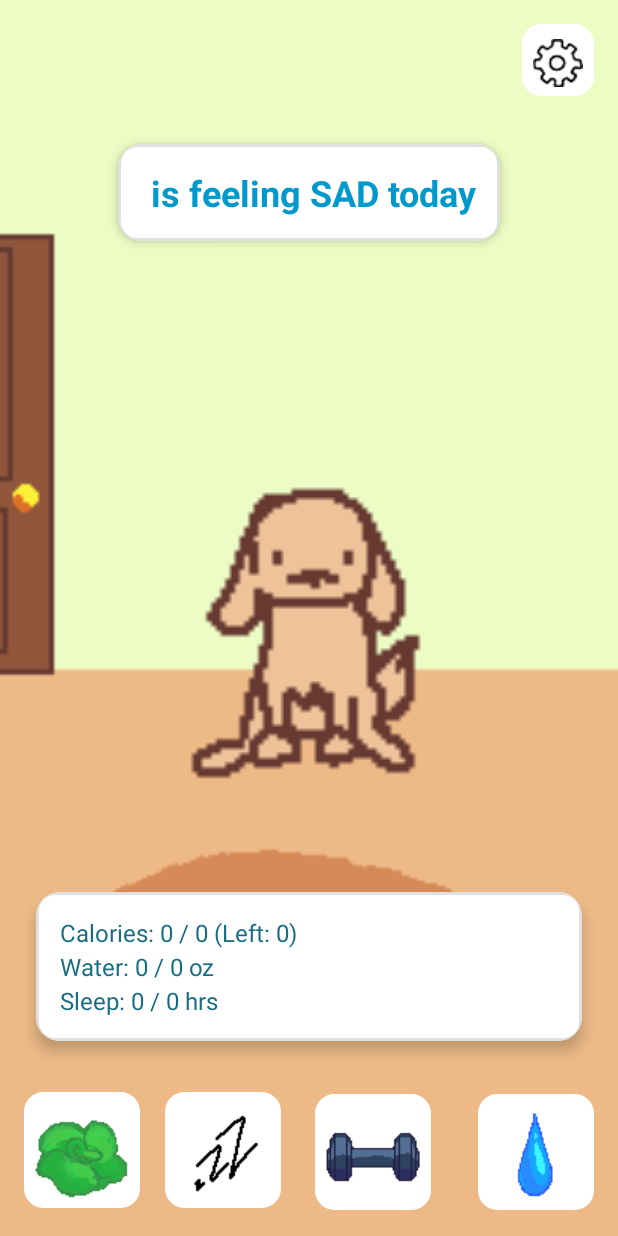
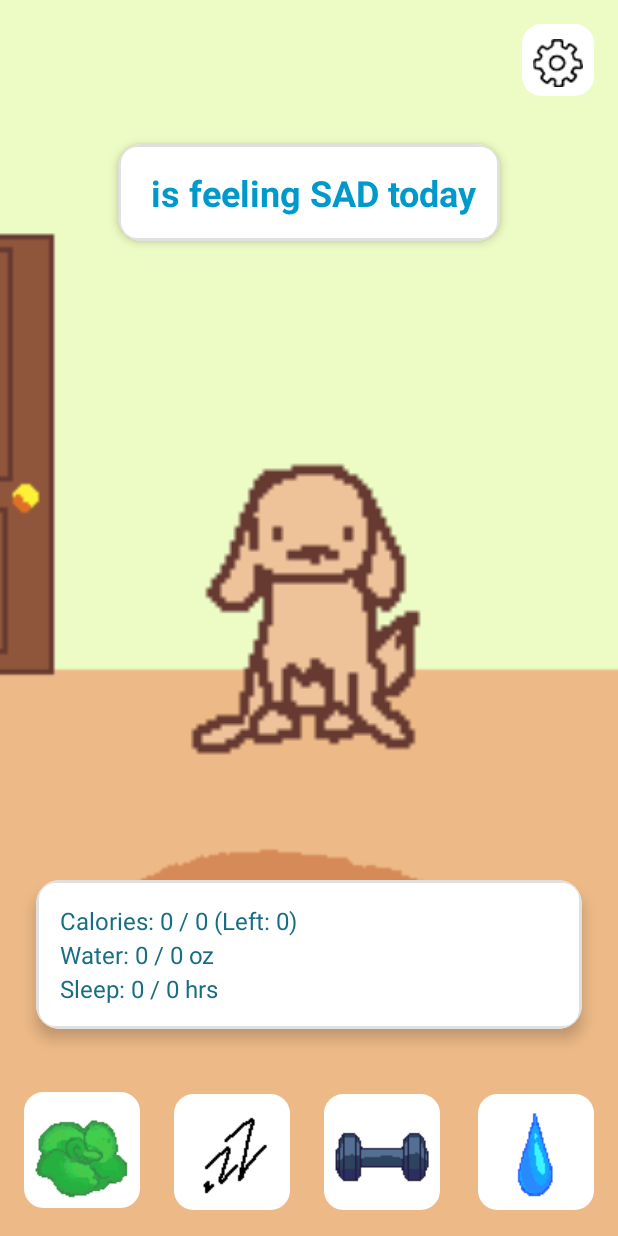
Before and after one commit to UTSA-CS-3443/FitPet, an Android app: the screen it shows after launch (MainActivity), after a tap on "Save Goals", on a phone screen of 412 x 824 dp. Run offline under Robolectric (Android 15) with nearby library versions, the phone set to English and light mode, and no system bars.

Commit message:
Gifs now work as gifs, fixed some layout issues

```diff
--- a/app/build.gradle.kts
+++ b/app/build.gradle.kts
@@ -32,7 +32,7 @@ android {
 }
 
 dependencies {
-
+    implementation(libs.android.gif.drawable)
     implementation(libs.appcompat)
     implementation(libs.material)
     implementation(libs.activity)
--- a/app/src/main/java/edu/utsa/cs3443/fitpetdraft1/GoalsActivity.java
+++ b/app/src/main/java/edu/utsa/cs3443/fitpetdraft1/GoalsActivity.java
@@ -8,8 +8,11 @@ import android.widget.EditText;
 import android.widget.Toast;
 
 import androidx.appcompat.app.AppCompatActivity;
+import androidx.core.view.ViewCompat;
 
 import java.io.IOException;
+
+import pl.droidsonroids.gif.GifImageView;
 
 /**
  * Goals activity to save user goals. Prompts user to set goals before accessing other features.
@@ -55,8 +58,12 @@ public class GoalsActivity extends AppCompatActivity {
         exerciseButton = findViewById(R.id.exerciseButton);
         waterButton    = findViewById(R.id.waterButton);
 
+        GifImageView peak = findViewById(R.id.dogPeak);
+
         setBottomButtonsEnabled(isGoalsSet());
         setSaveProgressEnabled(isGoalsSet());
+
+        ViewCompat.setZ(peak, 10f);
 
         // Population
         if (Main.getUserGoals() != null) {
--- a/app/src/main/res/layout/activity_exercise.xml
+++ b/app/src/main/res/layout/activity_exercise.xml
@@ -65,7 +65,7 @@
                     android:textSize="16sp" />
             </LinearLayout>
 
-            <ImageView
+            <pl.droidsonroids.gif.GifImageView
                 android:id="@+id/exerciseDog"
                 android:layout_width="80dp"
                 android:layout_height="80dp"
--- a/app/src/main/res/layout/activity_main.xml
+++ b/app/src/main/res/layout/activity_main.xml
@@ -7,15 +7,32 @@
     android:layout_height="match_parent"
     tools:context=".MainActivity">
 
+    <pl.droidsonroids.gif.GifImageView
+        android:id="@+id/dogIdle"
+        android:layout_width="192dp"
+        android:layout_height="287dp"
+        android:layout_marginStart="109dp"
+        android:layout_marginEnd="55dp"
+        android:elevation="10dp"
+        android:src="@drawable/idle"
+        app:layout_constraintBottom_toBottomOf="parent"
+        app:layout_constraintEnd_toEndOf="parent"
+        app:layout_constraintHorizontal_bias="0.0"
+        app:layout_constraintStart_toStartOf="parent"
+        app:layout_constraintTop_toTopOf="parent"
+        tools:ignore="ImageContrastCheck"/>
+
     <ImageView
         android:id="@+id/imageView"
         android:layout_width="0dp"
         android:layout_height="0dp"
         android:scaleType="centerCrop"
+        app:layout_constraintBottom_toBottomOf="parent"
+        app:layout_constraintEnd_toEndOf="parent"
+        app:layout_constraintHorizontal_bias="0.0"
+        app:layout_constraintStart_toStartOf="parent"
         app:layout_constraintTop_toTopOf="parent"
-        app:layout_constraintBottom_toBottomOf="parent"
-        app:layout_constraintStart_toStartOf="parent"
-        app:layout_constraintEnd_toEndOf="parent"
+        app:layout_constraintVertical_bias="0.0"
         app:srcCompat="@drawable/background" />
 
     <Button
@@ -55,20 +72,6 @@
     </androidx.cardview.widget.CardView>
 
 
-
-
-
-    <ImageView
-        android:id="@+id/dogIdle"
-        android:layout_width="192dp"
-        android:layout_height="287dp"
-        app:layout_constraintBottom_toBottomOf="parent"
-        app:layout_constraintEnd_toEndOf="parent"
-        app:layout_constraintHorizontal_bias="0.497"
-        app:layout_constraintStart_toStartOf="parent"
-        app:layout_constraintTop_toTopOf="parent"
-        app:layout_constraintVertical_bias="0.531"
-        app:srcCompat="@drawable/idle" />
     <androidx.cardview.widget.CardView
         android:id="@+id/goalsSummaryCard"
         android:layout_width="0dp"
@@ -78,21 +81,21 @@
         android:layout_marginBottom="12dp"
         app:cardCornerRadius="16dp"
         app:cardElevation="6dp"
-        app:layout_constraintTop_toBottomOf="@id/dogIdle"
         app:layout_constraintBottom_toTopOf="@id/foodButton"
+        app:layout_constraintEnd_toEndOf="parent"
         app:layout_constraintStart_toStartOf="parent"
-        app:layout_constraintEnd_toEndOf="parent">
+        app:layout_constraintTop_toBottomOf="@id/dogIdle">
 
         <TextView
             android:id="@+id/goalsSummaryText"
             android:layout_width="match_parent"
             android:layout_height="wrap_content"
             android:background="@drawable/square_button_background"
+            android:lineSpacingExtra="4dp"
             android:padding="16dp"
             android:text="—"
             android:textColor="#176D82"
-            android:textSize="16sp"
-            android:lineSpacingExtra="4dp" />
+            android:textSize="16sp" />
     </androidx.cardview.widget.CardView>
 
     <Button
@@ -118,10 +121,10 @@
         app:backgroundTint="@android:color/white"
         app:layout_constraintBottom_toBottomOf="parent"
         app:layout_constraintEnd_toEndOf="parent"
-        app:layout_constraintHorizontal_bias="0.329"
+        app:layout_constraintHorizontal_bias="0.347"
         app:layout_constraintStart_toStartOf="parent"
         app:layout_constraintTop_toTopOf="parent"
-        app:layout_constraintVertical_bias="0.975" />
+        app:layout_constraintVertical_bias="0.977" />
 
     <Button
         android:id="@+id/exerciseButton"
@@ -133,7 +136,7 @@
         app:backgroundTint="@android:color/white"
         app:layout_constraintBottom_toBottomOf="parent"
         app:layout_constraintEnd_toEndOf="parent"
-        app:layout_constraintHorizontal_bias="0.628"
+        app:layout_constraintHorizontal_bias="0.646"
         app:layout_constraintStart_toStartOf="parent"
         app:layout_constraintTop_toTopOf="parent"
         app:layout_constraintVertical_bias="0.977" />
--- a/app/src/main/res/layout/activity_sleep.xml
+++ b/app/src/main/res/layout/activity_sleep.xml
@@ -84,7 +84,7 @@
                 android:textColor="#888888"
                 android:textSize="14sp" />
 
-            <ImageView
+            <pl.droidsonroids.gif.GifImageView
                 android:id="@+id/dogSleep"
                 android:layout_width="160dp"
                 android:layout_height="160dp"
--- a/app/src/main/res/layout/activity_water.xml
+++ b/app/src/main/res/layout/activity_water.xml
@@ -71,7 +71,7 @@
                 android:textColor="@android:color/holo_blue_dark"
                 android:textSize="20sp" />
 
-            <ImageView
+            <pl.droidsonroids.gif.GifImageView
                 android:id="@+id/dogImage"
                 android:layout_width="150dp"
                 android:layout_height="150dp"
--- a/gradle/libs.versions.toml
+++ b/gradle/libs.versions.toml
@@ -1,5 +1,6 @@
 [versions]
 agp = "8.11.1"
+androidGifDrawable = "1.2.29"
 junit = "4.13.2"
 junitVersion = "1.2.1"
 espressoCore = "3.6.1"
@@ -9,6 +10,7 @@ activity = "1.10.1"
 constraintlayout = "2.2.1"
 
 [libraries]
+android-gif-drawable = { module = "pl.droidsonroids.gif:android-gif-drawable", version.ref = "androidGifDrawable" }
 junit = { group = "junit", name = "junit", version.ref = "junit" }
 ext-junit = { group = "androidx.test.ext", name = "junit", version.ref = "junitVersion" }
 espresso-core = { group = "androidx.test.espresso", name = "espresso-core", version.ref = "espressoCore" }
```
Also changed, not shown: app/src/main/res/layout/activity_food.xml (+12 -11 lines), app/src/main/res/layout/activity_goals.xml (+22 -15 lines), 1 other file.
